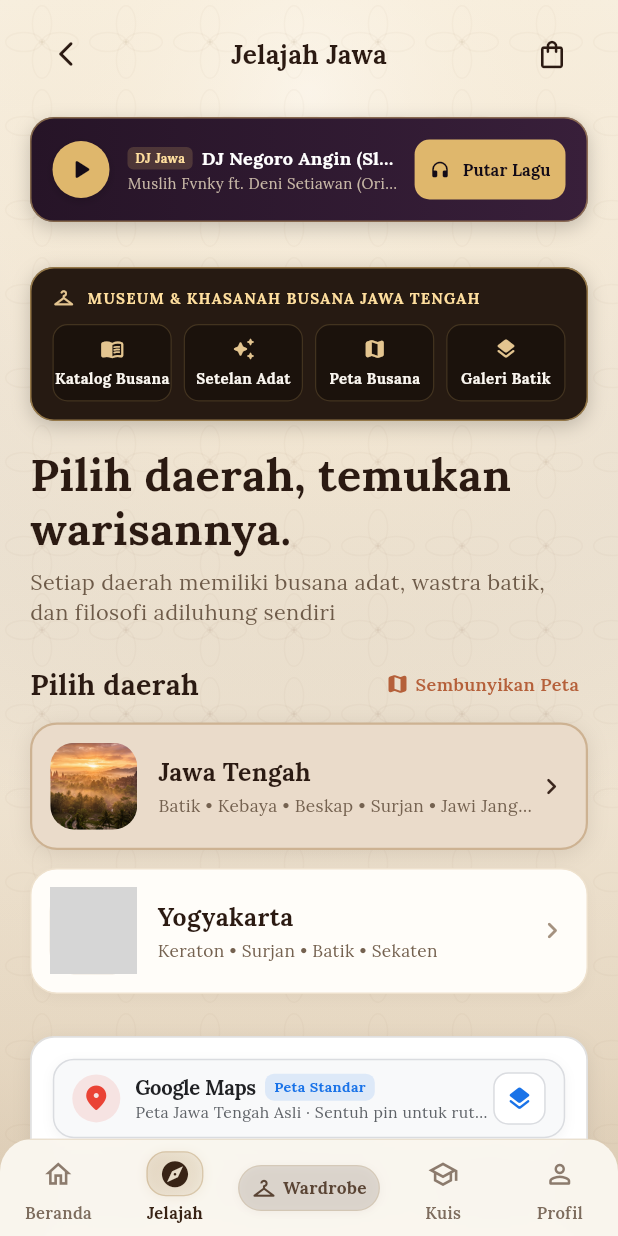
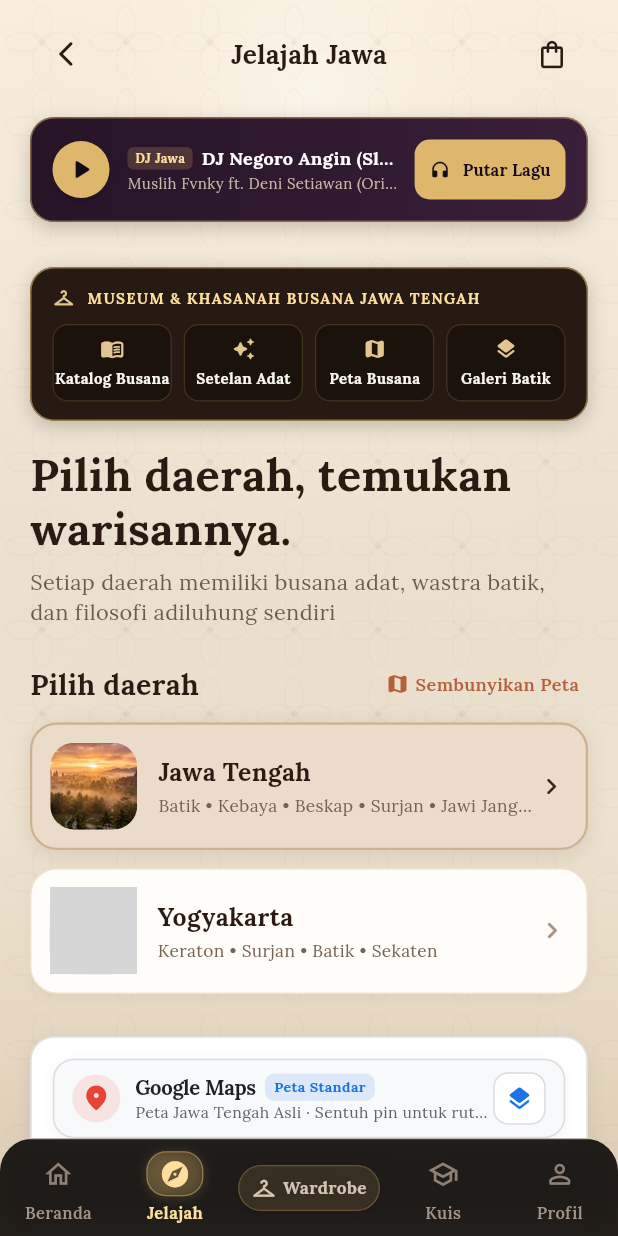
Before and after one commit to fransisco-git/Project-Javara, a Flutter app: the HomeScreen screen opened directly, item 2 of the bottom bar chosen, on a phone screen of 412 x 824 dp. Run offline on Flutter 3.47's test engine with Material 3 defaults, Android fonts, the phone set to English and light mode, and no system bars; our stand-ins replace audioplayers, camera, flutter_map, google_fonts, image_picker, latlong2 and 3 more; missing offline and left inert: flutter_volume_controller; accounts and stored records are empty; statements that could not run were skipped; project files that could hold a hidden picture were left out; grey boxes are pictures that could not be loaded.

Commit message:
fix(nav): restore signature dark obsidian and gold luxury bottom navigation bar styling

```diff
--- a/lib/features/home/home_screen.dart
+++ b/lib/features/home/home_screen.dart
@@ -65,8 +65,8 @@ class _HomeScreenState extends State<HomeScreen> {
       child: AnnotatedRegion<SystemUiOverlayStyle>(
         value: SystemUiOverlayStyle.dark.copyWith(
           statusBarColor: Colors.transparent,
-          systemNavigationBarColor: const Color(0xFFFAF6EE),
-          systemNavigationBarIconBrightness: Brightness.dark,
+          systemNavigationBarColor: const Color(0xFF14100D),
+          systemNavigationBarIconBrightness: Brightness.light,
         ),
         child: Scaffold(
           extendBody: true,
--- a/lib/features/home/javara_bottom_nav.dart
+++ b/lib/features/home/javara_bottom_nav.dart
@@ -42,11 +42,11 @@ class JavaraBottomNav extends StatelessWidget {
 
   @override
   Widget build(BuildContext context) {
-    // Palet warna mewah khas JAVARA — Warm Ivory & Rich Sogan Brown
-    const activeTextColor = Color(0xFF382315);
-    const inactiveTextColor = Color(0xFF7D6C5D);
-    const activeIconColor = Color(0xFF382315);
-    const inactiveIconColor = Color(0xFF8C7B6D);
+    // Palet warna mewah khas JAVARA (selalu aktif di semua tab sesuai preferensi estetika tab Kuis)
+    const activeTextColor = Color(0xFFFFDF9E);
+    const inactiveTextColor = Color(0xFFA39485);
+    const activeIconColor = Color(0xFFFFDF9E);
+    const inactiveIconColor = Color(0xFF8F8073);
 
     return ClipRRect(
       borderRadius: const BorderRadius.vertical(top: Radius.circular(22)),
@@ -56,16 +56,16 @@ class JavaraBottomNav extends StatelessWidget {
           duration: const Duration(milliseconds: 300),
           curve: Curves.easeInOut,
           decoration: const BoxDecoration(
-            color: Color(0xF8FAF6EE),
+            color: Color(0xEB14100D),
             border: Border(
               top: BorderSide(
-                color: Color(0x33B08D57),
+                color: Color(0x3DDFB76C),
                 width: 1.0,
               ),
             ),
             boxShadow: [
               BoxShadow(
-                color: Color(0x14382315),
+                color: Color(0x60000000),
                 blurRadius: 18,
                 offset: Offset(0, -3),
               ),
@@ -153,7 +153,7 @@ class JavaraBottomNav extends StatelessWidget {
                     ? const LinearGradient(
                         begin: Alignment.topLeft,
                         end: Alignment.bottomRight,
-                        colors: [Color(0x35B08D57), Color(0x18B08D57)],
+                        colors: [Color(0x45DFB76C), Color(0x20DFB76C)],
                       )
                     : null,
                 color: isSelected
@@ -161,14 +161,14 @@ class JavaraBottomNav extends StatelessWidget {
                     : Colors.transparent, // Bersih & elegan saat tidak dipilih seperti Image 1
                 border: isSelected
                     ? Border.all(
-                        color: const Color(0x55B08D57),
+                        color: const Color(0x75DFB76C),
                         width: 0.9,
                       )
                     : null,
                 boxShadow: isSelected
                     ? const [
                         BoxShadow(
-                          color: Color(0x1EB08D57),
+                          color: Color(0x35DFB76C),
                           blurRadius: 6,
                           offset: Offset(0, 1),
                         ),
@@ -220,18 +220,18 @@ class JavaraBottomNav extends StatelessWidget {
   }) {
     final item = items[itemIndex];
 
-    // Warna kapsul pill adaptif — Deep Sogan Brown pill dengan aksen emas kencana
+    // Warna kapsul pill adaptif sesuai tema & status aktif (Dark Gold Kuis style)
     final pillBg = isSelected
-        ? const Color(0xFF382315)
-        : const Color(0x1F382315);
+        ? const Color(0x55DFB76C)
+        : const Color(0x25DFB76C);
 
     final pillBorder = isSelected
-        ? const Color(0xFFB08D57)
-        : const Color(0x33B08D57);
+        ? const Color(0x99DFB76C)
+        : const Color(0x45DFB76C);
 
     final pillTextColor = isSelected
         ? const Color(0xFFFFDF9E)
-        : const Color(0xFF5A4434);
+        : const Color(0xFFD4C4B4);
 
     return Semantics(
       button: true,
@@ -259,13 +259,13 @@ class JavaraBottomNav extends StatelessWidget {
                 boxShadow: [
                   if (isSelected)
                     const BoxShadow(
-                      color: Color(0x35382315),
+                      color: Color(0x40DFB76C),
                       blurRadius: 7,
                       offset: Offset(0, 2),
                     )
                   else
                     const BoxShadow(
-                      color: Color(0x0C382315),
+                      color: Color(0x20000000),
                       blurRadius: 4,
                       offset: Offset(0, 1),
                     ),
```
